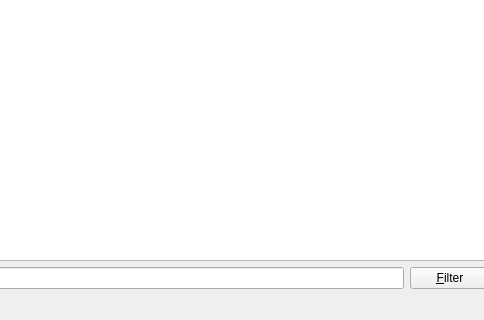
First picture: the form in anymeal/main_window.ui, repository wedesoft/anymeal, before the edit; both pictures show x 215 to 699 and y 280 to 600 of the 800 by 600 pixel window.
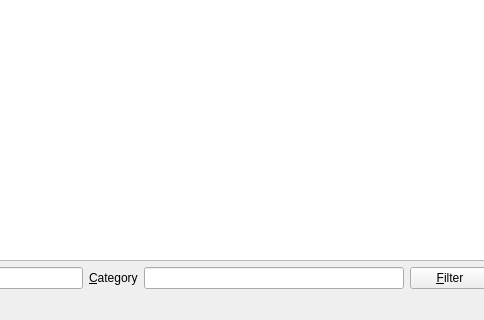
Second picture: the form after the edit.

```diff
--- a/anymeal/main_window.ui
+++ b/anymeal/main_window.ui
@@ -59,6 +59,19 @@
       <item>
        <widget class="QLineEdit" name="title_edit"/>
       </item>
+      <item>
+       <widget class="QLabel" name="category_label">
+        <property name="text">
+         <string>&amp;Category</string>
+        </property>
+        <property name="buddy">
+         <cstring>category_edit</cstring>
+        </property>
+       </widget>
+      </item>
+      <item>
+       <widget class="QLineEdit" name="category_edit"/>
+      </item>
       <item>
        <widget class="QPushButton" name="filter_button">
         <property name="text">
```
